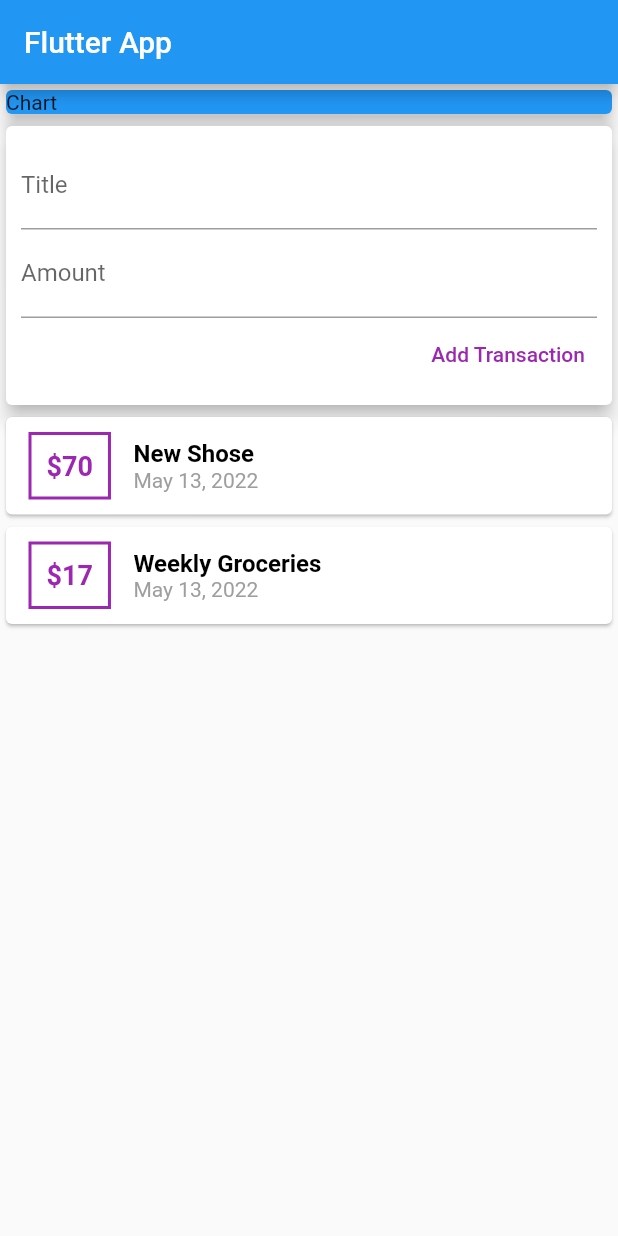
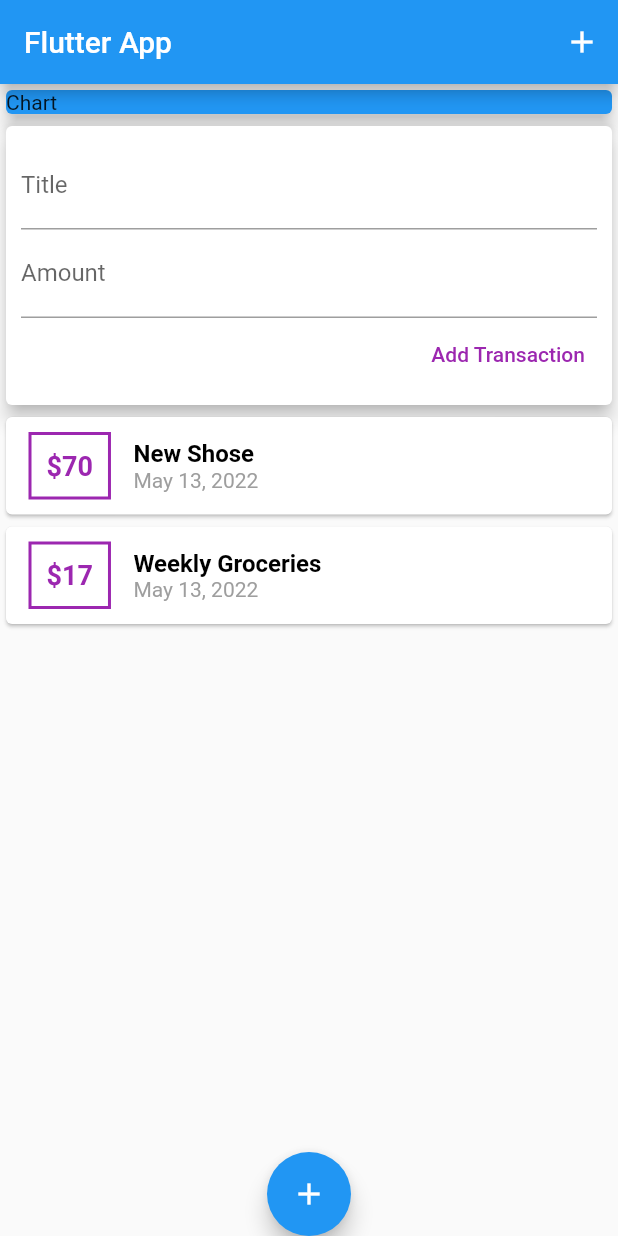
Before and after one commit to bantawa04/expenseTrackerFlutter, a Flutter app: the screen it shows after launch, on a phone screen of 412 x 824 dp. Run offline on Flutter 3.47's test engine with Material 2 defaults, Android fonts, the phone set to English and light mode, and no system bars.

Commit message:
4.27 Add buton to app bar and footer

```diff
--- a/lib/main.dart
+++ b/lib/main.dart
@@ -22,9 +22,16 @@ class MyHomePage extends StatelessWidget {
     return Scaffold(
       appBar: AppBar(
         title: Text('Flutter App'),
+        actions: <Widget>[
+          IconButton(
+            onPressed: () {},
+            icon: Icon(
+              Icons.add,
             ),
-      body: Container(
-        child: SingleChildScrollView(
+          ),
+        ],
+      ),
+      body: SingleChildScrollView(
         child: Column(
           crossAxisAlignment: CrossAxisAlignment.start,
           children: <Widget>[
@@ -40,6 +47,10 @@ class MyHomePage extends StatelessWidget {
           ],
         ),
       ),
+      floatingActionButtonLocation: FloatingActionButtonLocation.centerDocked,
+      floatingActionButton: FloatingActionButton(
+        child: Icon(Icons.add),
+        onPressed: () {},
       ),
     );
   }
```
Lines whose indentation alone changed are shown as unchanged.
